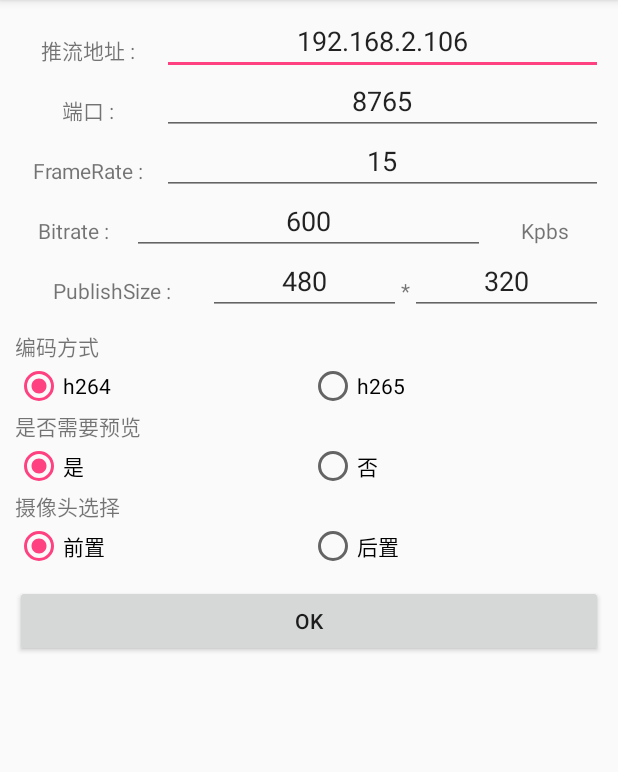
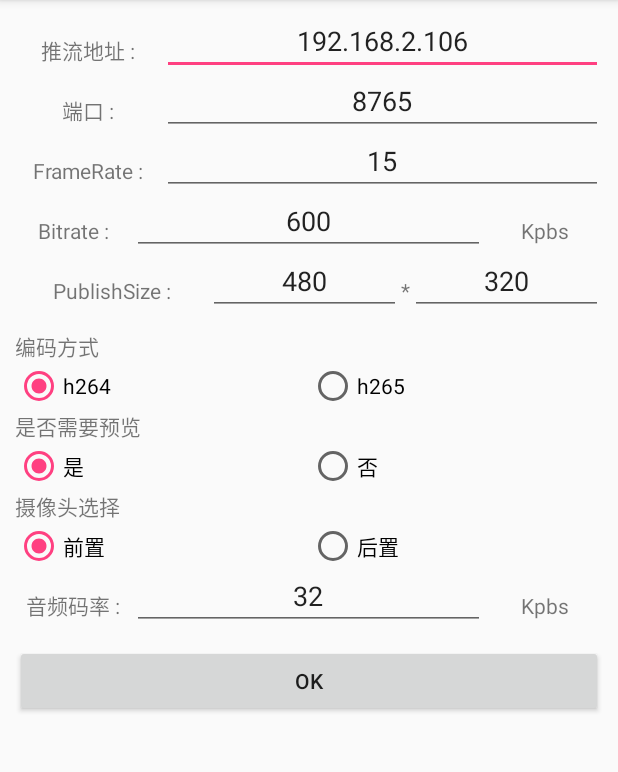
Before and after one commit to wbaizx/VideoLive, an Android app: the SendReady screen opened directly, with no data from a screen before it, on a phone screen of 412 x 824 dp, the part 84-856 px from its top. Run offline under Robolectric (Android 15) with nearby library versions, the phone set to English and light mode, and no system bars.

Commit message:
内存优化，音频码率可控制

```diff
--- a/app/src/main/java/com/videolive/Send.java
+++ b/app/src/main/java/com/videolive/Send.java
@@ -31,6 +31,7 @@ public class Send extends AppCompatActivity {
                 .setVideoCode(getIntent().getExtras().getString("videoCode"))
                 .setIsPreview(getIntent().getExtras().getBoolean("ispreview"))
                 .setBitrate(getIntent().getExtras().getInt("bitrate"))
+                .setBitrateVC(getIntent().getExtras().getInt("bitrate_vc"))
                 .setPublishSize(getIntent().getExtras().getInt("width"), getIntent().getExtras().getInt("height"))
                 .setRotate(getIntent().getExtras().getBoolean("rotate"))
                 .setVideoPath(Environment.getExternalStorageDirectory().getPath() + "/VideoLive.mp4")
--- a/app/src/main/java/com/videolive/SendReady.java
+++ b/app/src/main/java/com/videolive/SendReady.java
@@ -17,6 +17,7 @@ public class SendReady extends AppCompatActivity {
     private EditText bitrate;
     private EditText width;
     private EditText height;
+    private EditText bitrate_vc;
     private RadioGroup videoCode;
     private RadioGroup preview;
     private RadioGroup rotate;
@@ -31,6 +32,7 @@ public class SendReady extends AppCompatActivity {
         port = findViewById(R.id.port);
         framerate = findViewById(R.id.framerate);
         bitrate = findViewById(R.id.bitrate);
+        bitrate_vc = findViewById(R.id.bitrate_vc);
         width = findViewById(R.id.width);
         height = findViewById(R.id.height);
         videoCode = findViewById(R.id.svideoCode);
@@ -53,6 +55,7 @@ public class SendReady extends AppCompatActivity {
         bundle.putInt("port", Integer.parseInt(port.getText().toString()));
         bundle.putInt("framerate", Integer.parseInt(framerate.getText().toString()));
         bundle.putInt("bitrate", Integer.parseInt(bitrate.getText().toString()) * 1024);
+        bundle.putInt("bitrate_vc", Integer.parseInt(bitrate_vc.getText().toString()) * 1024);
         bundle.putInt("width", Integer.parseInt(width.getText().toString()));
         bundle.putInt("height", Integer.parseInt(height.getText().toString()));
 
--- a/app/src/main/res/layout/activity_send_ready.xml
+++ b/app/src/main/res/layout/activity_send_ready.xml
@@ -217,6 +217,33 @@
             android:text="后置" />
     </RadioGroup>
 
+    <LinearLayout
+        android:layout_width="match_parent"
+        android:layout_height="wrap_content"
+        android:orientation="horizontal">
+
+        <TextView
+            android:layout_width="0dp"
+            android:layout_height="40dp"
+            android:layout_weight="1"
+            android:gravity="center"
+            android:text="音频码率 :" />
+
+        <EditText
+            android:id="@+id/bitrate_vc"
+            android:layout_width="0dp"
+            android:layout_height="40dp"
+            android:layout_weight="3"
+            android:gravity="center"
+            android:text="32" />
+
+        <TextView
+            android:layout_width="0dp"
+            android:layout_height="40dp"
+            android:layout_weight="1"
+            android:gravity="center"
+            android:text="Kpbs" />
+    </LinearLayout>
 
     <Button
         android:id="@+id/begin"
--- a/library/src/main/java/com/library/vc/VCDecoder.java
+++ b/library/src/main/java/com/library/vc/VCDecoder.java
@@ -26,7 +26,7 @@ public class VCDecoder {
     private WriteMp4 writeMp4;
     private boolean isdecoder = false;
 
-    public VCDecoder(int samplerate, int bitrate, int recBufSize, BaseRecive baseRecive, WriteMp4 writeMp4) {
+    public VCDecoder(int samplerate, BaseRecive baseRecive, WriteMp4 writeMp4) {
         this.baseRecive = baseRecive;
         this.writeMp4 = writeMp4;
         try {
@@ -37,7 +37,6 @@ public class VCDecoder {
             mediaFormat.setString(MediaFormat.KEY_MIME, AAC_MIME);
             mediaFormat.setInteger(MediaFormat.KEY_CHANNEL_COUNT, 2);
             mediaFormat.setInteger(MediaFormat.KEY_SAMPLE_RATE, samplerate);
-            mediaFormat.setInteger(MediaFormat.KEY_BIT_RATE, bitrate);
             mediaFormat.setInteger(MediaFormat.KEY_AAC_PROFILE, MediaCodecInfo.CodecProfileLevel.AACObjectLC);
             //用来标记AAC是否有adts头，1->有
             mediaFormat.setInteger(MediaFormat.KEY_IS_ADTS, 1);
--- a/library/src/main/java/com/library/vc/VCEncoder.java
+++ b/library/src/main/java/com/library/vc/VCEncoder.java
@@ -100,11 +100,6 @@ public class VCEncoder {
     }
 
     private void addADTStoPacket(byte[] packet, int packetLen) {
-//        4: 44100 Hz
-//        5: 32000 Hz
-//        7: 22050 Hz
-//        8: 16000 Hz
-//        11: 8000 Hz
         packet[0] = (byte) 0xFF;
         packet[1] = (byte) 0xF9;
         packet[2] = (byte) (((2/*profile AAC LC*/ - 1) << 6) + (4/*freqIdx 44.1KHz*/ << 2) + (3/*chanCfgCPE*/ >> 2));
--- a/library/src/main/java/com/library/vd/VDEncoder.java
+++ b/library/src/main/java/com/library/vd/VDEncoder.java
@@ -39,7 +39,7 @@ public class VDEncoder {
         //UPD实例
         this.baseSend = baseSend;
         MediaFormat mediaFormat = MediaFormat.createVideoFormat(codetype, width, height);
-        mediaFormat.setInteger(MediaFormat.KEY_COLOR_FORMAT, MediaCodecInfo.CodecCapabilities.COLOR_FormatYUV420SemiPlanar);
+        mediaFormat.setInteger(MediaFormat.KEY_COLOR_FORMAT, MediaCodecInfo.CodecCapabilities.COLOR_FormatYUV420Flexible);
         mediaFormat.setInteger(MediaFormat.KEY_BIT_RATE, bitrate);
         mediaFormat.setInteger(MediaFormat.KEY_FRAME_RATE, framerate);
         mediaFormat.setInteger(MediaFormat.KEY_I_FRAME_INTERVAL, 1);
```
Also changed, not shown: library/src/main/java/com/library/Publish.java (+11 -3 lines), library/src/main/java/com/library/stream/upd/UdpSend.java (+6 -5 lines), library/src/main/java/com/library/vc/VoiceRecord.java (+3 -4 lines), library/src/main/java/com/library/vc/VoiceTrack.java (+3 -5 lines), library/src/main/java/com/library/vd/VDDecoder.java (+13 -9 lines), 1 other file.
